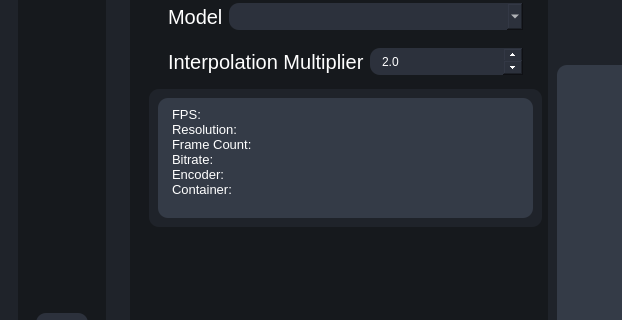
First picture: the form in testRVEInterface.ui, repository TNTwise/Rife-ESRGAN-App-Linux-QT, before the edit; both pictures show x 0 to 622 and y 286 to 606 of the 906 by 692 pixel window.
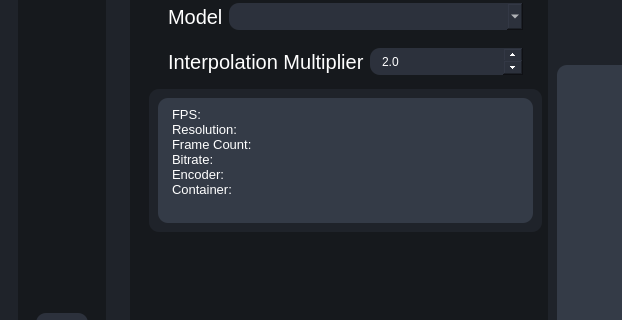
Second picture: the form after the edit. The open tabs and pages were chosen to show the change. Icons and pictures are not drawn.

The edit to the form file:
```diff
--- a/testRVEInterface.ui
+++ b/testRVEInterface.ui
@@ -999,6 +999,12 @@
                  </item>
                  <item>
                   <widget class="QWidget" name="widget_2" native="true">
+                   <property name="maximumSize">
+                    <size>
+                     <width>16000</width>
+                     <height>150</height>
+                    </size>
+                   </property>
                    <property name="styleSheet">
                     <string notr="true">QWidget{
 background-color:#1f232a;
@@ -1021,13 +1027,13 @@
                       <property name="minimumSize">
                        <size>
                         <width>0</width>
-                        <height>120</height>
+                        <height>125</height>
                        </size>
                       </property>
                       <property name="maximumSize">
                        <size>
                         <width>16777215</width>
-                        <height>130</height>
+                        <height>125</height>
                        </size>
                       </property>
                       <property name="accessibleDescription">
```
